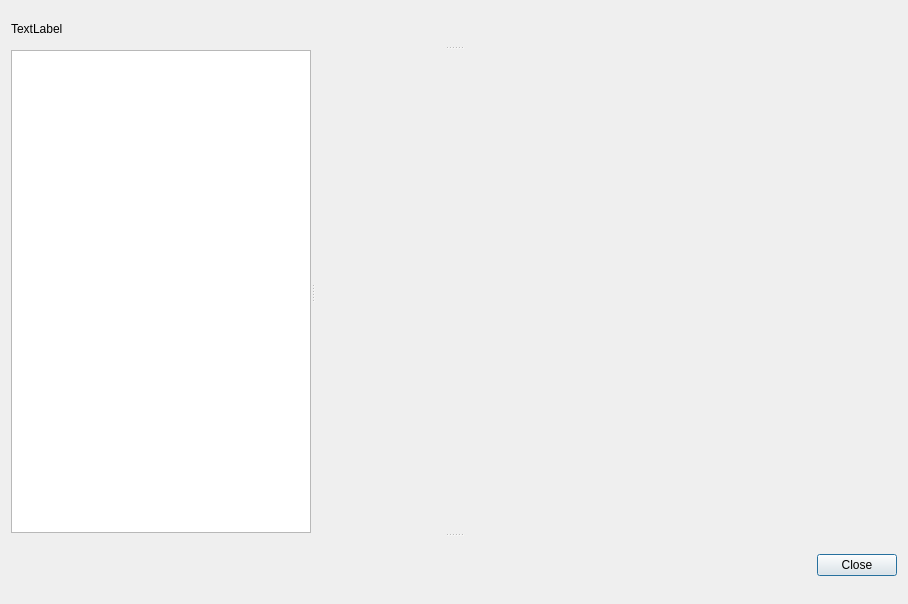
The window that admin_client/client_gui/app/NewEntity/forms/NewEntity.ui (deskos-xp/SaffronServer) describes before a commit, drawn with Qt 5.
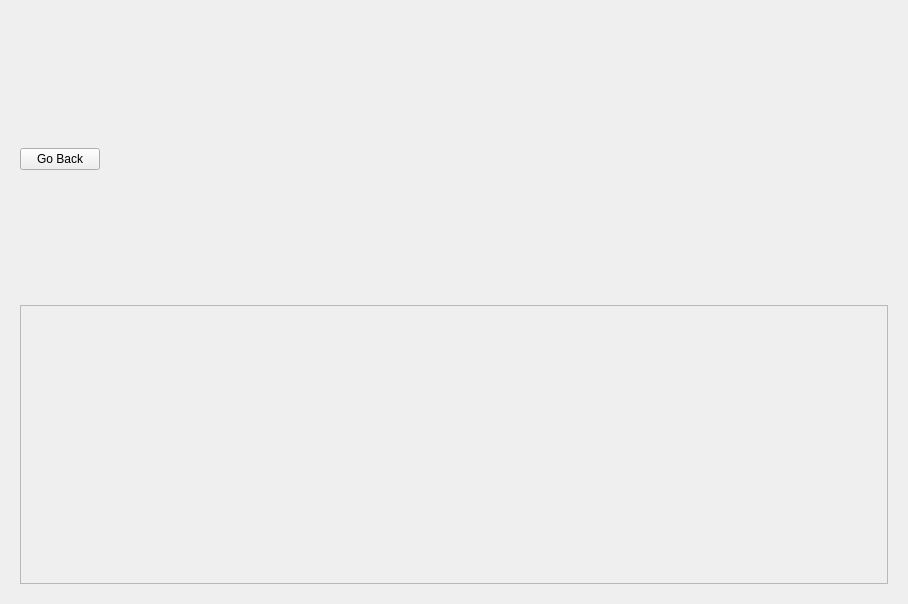
The same window after the commit. The open tabs and pages were chosen to show the change.

Commit message: updated new entity dialog

Patch:
```diff
--- a/admin_client/client_gui/app/NewEntity/forms/NewEntity.ui
+++ b/admin_client/client_gui/app/NewEntity/forms/NewEntity.ui
@@ -14,6 +14,13 @@
    <string>Dialog</string>
   </property>
   <layout class="QGridLayout" name="gridLayout">
+   <item row="1" column="0">
+    <widget class="QStackedWidget" name="stackedWidget">
+     <property name="currentIndex">
+      <number>0</number>
+     </property>
+     <widget class="QWidget" name="master">
+      <layout class="QGridLayout" name="gridLayout_2">
    <item row="0" column="0">
     <widget class="QSplitter" name="splitter_3">
      <property name="orientation">
@@ -47,6 +54,12 @@
         </property>
        </widget>
        <widget class="QStackedWidget" name="types_widget">
+            <property name="minimumSize">
+             <size>
+              <width>750</width>
+              <height>0</height>
+             </size>
+            </property>
         <property name="currentIndex">
          <number>0</number>
         </property>
@@ -70,6 +83,60 @@
    </item>
   </layout>
  </widget>
+     <widget class="QWidget" name="new_address">
+      <layout class="QGridLayout" name="gridLayout_4">
+       <item row="1" column="0">
+        <widget class="QFrame" name="frame">
+         <property name="frameShape">
+          <enum>QFrame::StyledPanel</enum>
+         </property>
+         <property name="frameShadow">
+          <enum>QFrame::Raised</enum>
+         </property>
+         <layout class="QGridLayout" name="gridLayout_3">
+          <item row="0" column="0">
+           <widget class="QWidget" name="address_editor" native="true"/>
+          </item>
+         </layout>
+        </widget>
+       </item>
+       <item row="0" column="0">
+        <widget class="QSplitter" name="splitter_4">
+         <property name="orientation">
+          <enum>Qt::Horizontal</enum>
+         </property>
+         <widget class="QWidget" name="gridLayoutWidget">
+          <layout class="QGridLayout" name="gridLayout_5">
+           <item row="0" column="0">
+            <widget class="QPushButton" name="back">
+             <property name="text">
+              <string>Go Back</string>
+             </property>
+            </widget>
+           </item>
+           <item row="0" column="1">
+            <spacer name="horizontalSpacer">
+             <property name="orientation">
+              <enum>Qt::Horizontal</enum>
+             </property>
+             <property name="sizeHint" stdset="0">
+              <size>
+               <width>40</width>
+               <height>20</height>
+              </size>
+             </property>
+            </spacer>
+           </item>
+          </layout>
+         </widget>
+        </widget>
+       </item>
+      </layout>
+     </widget>
+    </widget>
+   </item>
+  </layout>
+ </widget>
  <resources/>
  <connections>
   <connection>
```
Left out of the diff: 35 changed lines with no effect on the pictures. Lines whose indentation alone changed are shown as unchanged. The commit also changes 7 other files.
